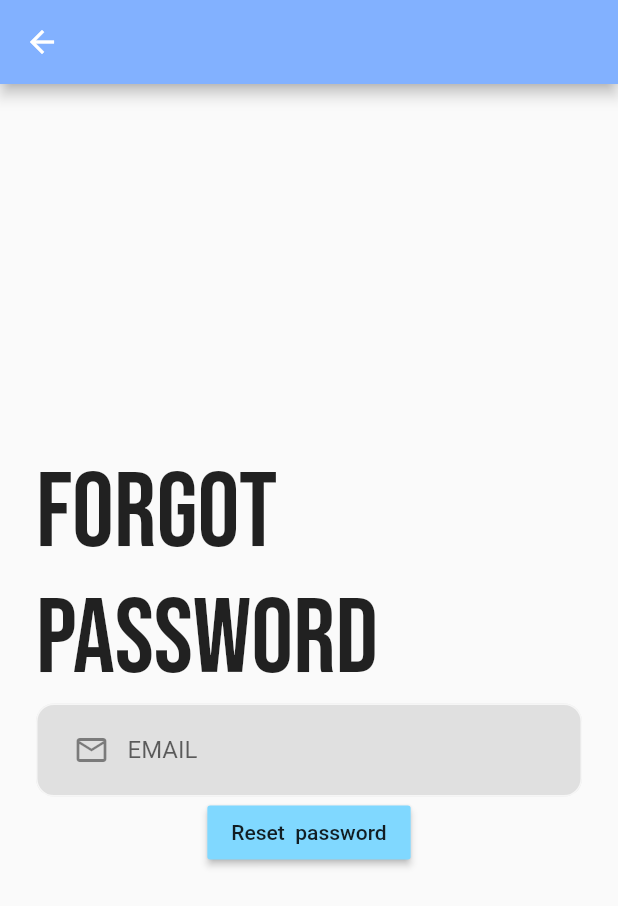
After one commit to thebuggybug/flutter_App_UI, a Flutter app: the ForgotPasswordPage screen opened directly, on a phone screen of 412 x 824 dp. The commit adds this screen. Shown: the top 906 px of the screen. Run offline on Flutter 3.47's test engine with Material 2 defaults, Android fonts, the phone set to English and light mode, and no system bars; our stand-ins replace firebase_auth, firebase_core, google_fonts, smooth_page_indicator; accounts and stored records are empty.

Commit message:
added foorgot password screen & functionality and exceptions handling

```diff
--- /dev/null
+++ b/lib/pages/forgot_password_page.dart
@@ -0,0 +1,110 @@
+import 'package:firebase_auth/firebase_auth.dart';
+import 'package:flutter/material.dart';
+import 'package:google_fonts/google_fonts.dart';
+
+class ForgotPasswordPage extends StatefulWidget {
+  const ForgotPasswordPage({Key? key}) : super(key: key);
+
+  @override
+  State<ForgotPasswordPage> createState() => _ForgotPasswordPageState();
+}
+
+class _ForgotPasswordPageState extends State<ForgotPasswordPage> {
+  final _emailController = TextEditingController();
+
+  @override
+  void dispose() {
+    _emailController.dispose();
+    super.dispose();
+  }
+
+  Future passwordReset() async {
+    try {
+      await FirebaseAuth.instance
+          .sendPasswordResetEmail(email: _emailController.text.trim());
+      showDialog(
+          context: context,
+          builder: (context) {
+            return AlertDialog(
+              content: Text("The link has been sent to your email"),
+            );
+          });
+    } on FirebaseAuthException catch (e) {
+      print(e);
+      showDialog(
+          context: context,
+          builder: (context) {
+            return AlertDialog(
+              content: Text(e.message.toString()),
+            );
+          });
+    }
+  }
+
+  @override
+  Widget build(BuildContext context) {
+    return Scaffold(
+      appBar: AppBar(
+        backgroundColor: Colors.blueAccent.shade100,
+      ),
+      body: Column(
+        mainAxisAlignment: MainAxisAlignment.center,
+        children: [
+          Container(
+            alignment: Alignment.topLeft,
+            padding: EdgeInsets.only(left: 24),
+            child: Row(
+              children: [
+                Column(
+                  crossAxisAlignment: CrossAxisAlignment.start,
+
+                  children: [
+                    Text(
+                      "Forgot ",
+                      style: GoogleFonts.bebasNeue(fontSize: 70),
+                    ),
+                    Text(
+                      "password ",
+                      style: GoogleFonts.bebasNeue(fontSize: 70),
+                    ),
+                  ],
+                ),
+              ],
+            ),
+          ),
+          Padding(
+            padding: const EdgeInsets.symmetric(horizontal: 24),
+            child: Container(
+              padding: EdgeInsets.only(left: 12),
+              decoration: BoxDecoration(
+                  color: Colors.grey[300],
+                  border: Border.all(color: Colors.white70),
+                  borderRadius: BorderRadius.circular(12)),
+              /////
+              child: Container(
+                alignment: Alignment.center,
+                height: 60,
+                child: TextField(
+                  controller: _emailController,
+                  decoration: InputDecoration(
+                    border: InputBorder.none,
+                    labelText: ("EMAIL"),
+                    prefixIcon: Icon(Icons.email_outlined),
+                    hintText: ("Your email address"),
+                  ),
+                ),
+              ),
+            ),
+          ),
+          MaterialButton(
+            onPressed: () {
+              passwordReset();
+            },
+            child: Text("Reset  password"),
+            color: Colors.lightBlueAccent.shade100,
+          )
+        ],
+      ),
+    );
+  }
+}
--- a/lib/pages/register_page.dart
+++ b/lib/pages/register_page.dart
@@ -10,12 +10,6 @@ class RegisterPage extends StatefulWidget {
   @override
   State<RegisterPage> createState() => _RegisterPageState();
 }
-
-// Future signIn() async {
-//   await FirebaseAuth.instance.signInWithEmailAndPassword(
-//       email: _emailController.text.trim(),
-//       password: _passwordController.text.trim());
-// }
 
 class _RegisterPageState extends State<RegisterPage> {
   final _emailController = TextEditingController();
```
Also changed, not shown: lib/main.dart (+14 -1 lines), lib/pages/login_page.dart (+32 -1 lines).
